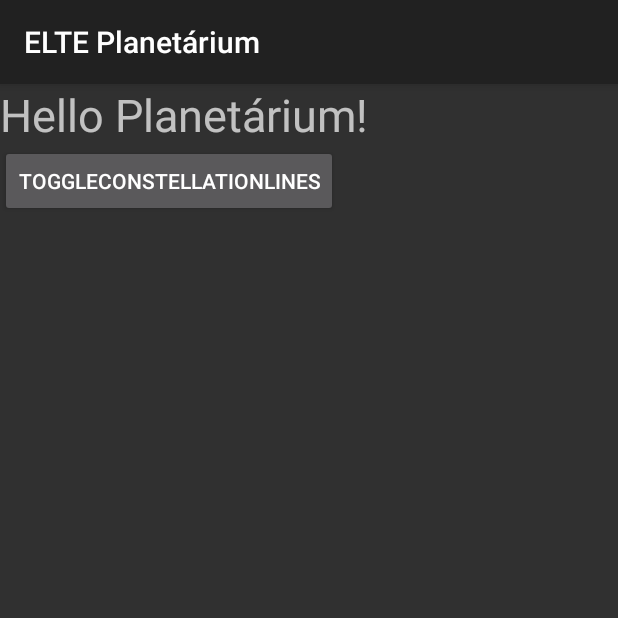
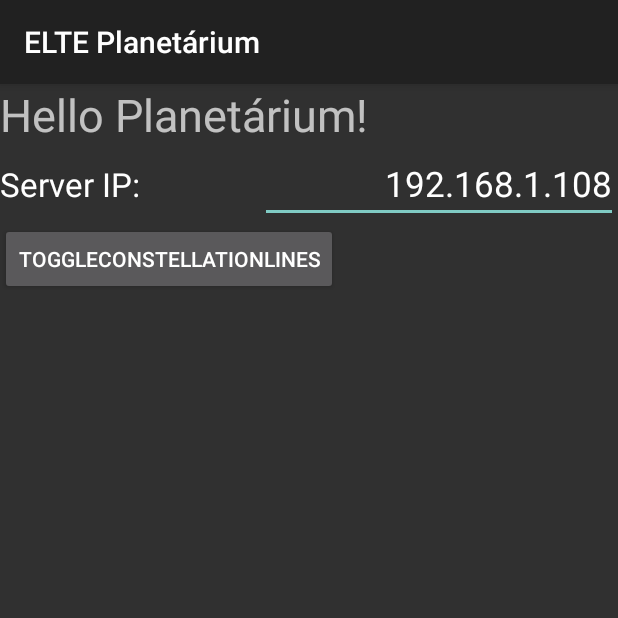
Before and after one commit to bmeaut/nightshaderemote, an Android app: the screen it shows after launch (MainActivity), after a tap on "TOGGLECONSTELLATIONLINES", on a phone screen of 412 x 824 dp, the top half of it. Run offline under Robolectric (Android 15) with nearby library versions, the phone set to English and light mode, and no system bars.

Commit message:
Server IP from EditText

```diff
--- a/app/src/main/java/hu/bme/aut/nightshaderemote/MainActivity.java
+++ b/app/src/main/java/hu/bme/aut/nightshaderemote/MainActivity.java
@@ -3,6 +3,7 @@ package hu.bme.aut.nightshaderemote;
 import android.os.Bundle;
 import android.support.v7.app.ActionBarActivity;
 import android.view.View;
+import android.widget.EditText;
 import android.widget.Toast;
 
 import hu.bme.aut.nightshaderemote.connectivity.SendCommand;
@@ -24,7 +25,9 @@ public class MainActivity extends ActionBarActivity implements SendCommand.OnCom
             public void onClick(View v) {
                 String command = "/constellationLines/toggle";
 
-                new SendCommand("192.168.0.108", 8888, command, MainActivity.this).execute();
+                String serverIp = ((EditText) MainActivity.this.findViewById(R.id.etServerIp)).getText().toString();
+
+                new SendCommand(serverIp, 8888, command, MainActivity.this).execute();
             }
         });
     }
--- a/app/src/main/res/layout/activity_main.xml
+++ b/app/src/main/res/layout/activity_main.xml
@@ -12,6 +12,31 @@
         android:id="@+id/textView"
         android:textSize="30sp"/>
 
+    <LinearLayout
+        android:orientation="horizontal"
+        android:layout_width="match_parent"
+        android:layout_height="wrap_content">
+
+        <TextView
+            android:layout_width="wrap_content"
+            android:layout_height="wrap_content"
+            android:textAppearance="?android:attr/textAppearanceLarge"
+            android:text="Server IP:"
+            android:id="@+id/textView2"
+            android:layout_weight="1"/>
+
+        <EditText
+            android:layout_width="wrap_content"
+            android:layout_height="wrap_content"
+            android:id="@+id/etServerIp"
+            android:layout_weight="1"
+            android:editable="true"
+            android:enabled="true"
+            android:text="192.168.1.108"
+            android:gravity="end"
+            android:textSize="23dp"/>
+    </LinearLayout>
+
     <Button
         android:layout_width="wrap_content"
         android:layout_height="wrap_content"
```
